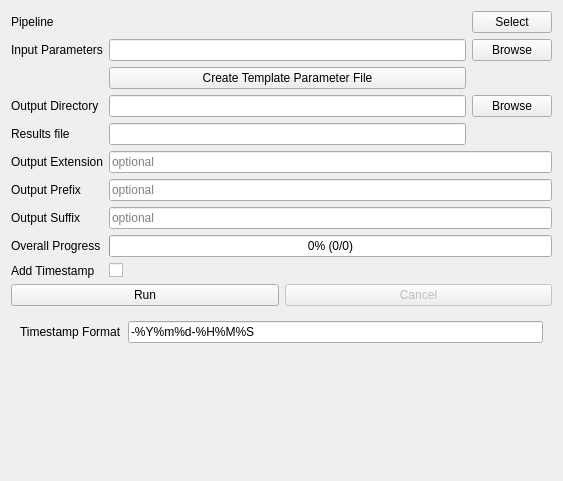
First picture: the form in PipelineCaseIterator/Resources/UI/PipelineCaseIterator.ui, repository KitwareMedical/SlicerPipelines, before the edit.
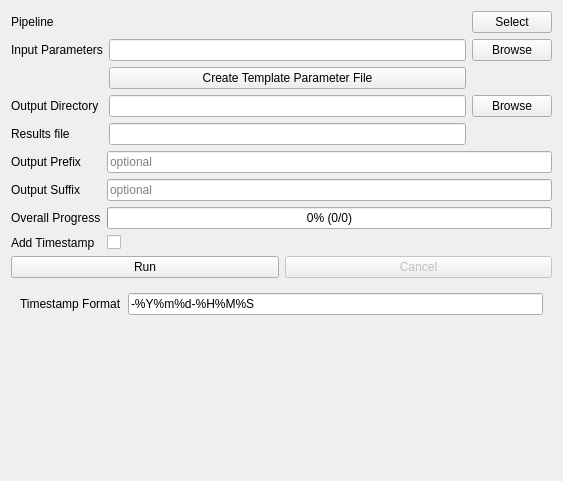
Second picture: the form after the edit. Custom widgets are drawn as their Qt base class.

Commit message:
BUG: Fix handling of relative path names and invalid files in input
Files that could not be found were not handled well, additionally
only absolute paths were working in the input file, this fixes both

Diff of the .ui file:
```diff
--- a/PipelineCaseIterator/Resources/UI/PipelineCaseIterator.ui
+++ b/PipelineCaseIterator/Resources/UI/PipelineCaseIterator.ui
@@ -96,55 +96,41 @@
    <item>
     <layout class="QFormLayout" name="formLayout">
      <item row="0" column="0">
-      <widget class="QLabel" name="label_6">
-       <property name="text">
-        <string>Output Extension</string>
-       </property>
-      </widget>
-     </item>
-     <item row="0" column="1">
-      <widget class="QLineEdit" name="outputExtensionLineEdit">
-       <property name="placeholderText">
-        <string>optional</string>
-       </property>
-      </widget>
-     </item>
-     <item row="1" column="0">
       <widget class="QLabel" name="label_7">
        <property name="text">
         <string>Output Prefix</string>
        </property>
       </widget>
      </item>
-     <item row="1" column="1">
+     <item row="0" column="1">
       <widget class="QLineEdit" name="outputPrefixLineEdit">
        <property name="placeholderText">
         <string>optional</string>
        </property>
       </widget>
      </item>
-     <item row="2" column="0">
+     <item row="1" column="0">
       <widget class="QLabel" name="label_8">
        <property name="text">
         <string>Output Suffix</string>
        </property>
       </widget>
      </item>
-     <item row="2" column="1">
+     <item row="1" column="1">
       <widget class="QLineEdit" name="outputSuffixLineEdit">
        <property name="placeholderText">
         <string>optional</string>
        </property>
       </widget>
      </item>
-     <item row="3" column="0">
+     <item row="2" column="0">
       <widget class="QLabel" name="label_4">
        <property name="text">
         <string>Overall Progress</string>
        </property>
       </widget>
      </item>
-     <item row="3" column="1">
+     <item row="2" column="1">
       <widget class="QProgressBar" name="overallProgressBar">
        <property name="value">
         <number>0</number>
@@ -154,14 +140,14 @@
        </property>
       </widget>
      </item>
-     <item row="4" column="0">
+     <item row="3" column="0">
       <widget class="QLabel" name="label_9">
        <property name="text">
         <string>Add Timestamp</string>
        </property>
       </widget>
      </item>
-     <item row="4" column="1">
+     <item row="3" column="1">
       <widget class="QCheckBox" name="addTimestampCheckbox">
        <property name="text">
         <string/>
```
Left out of the diff: 1 changed line with no effect on the pictures. The commit also changes 1 other file.
